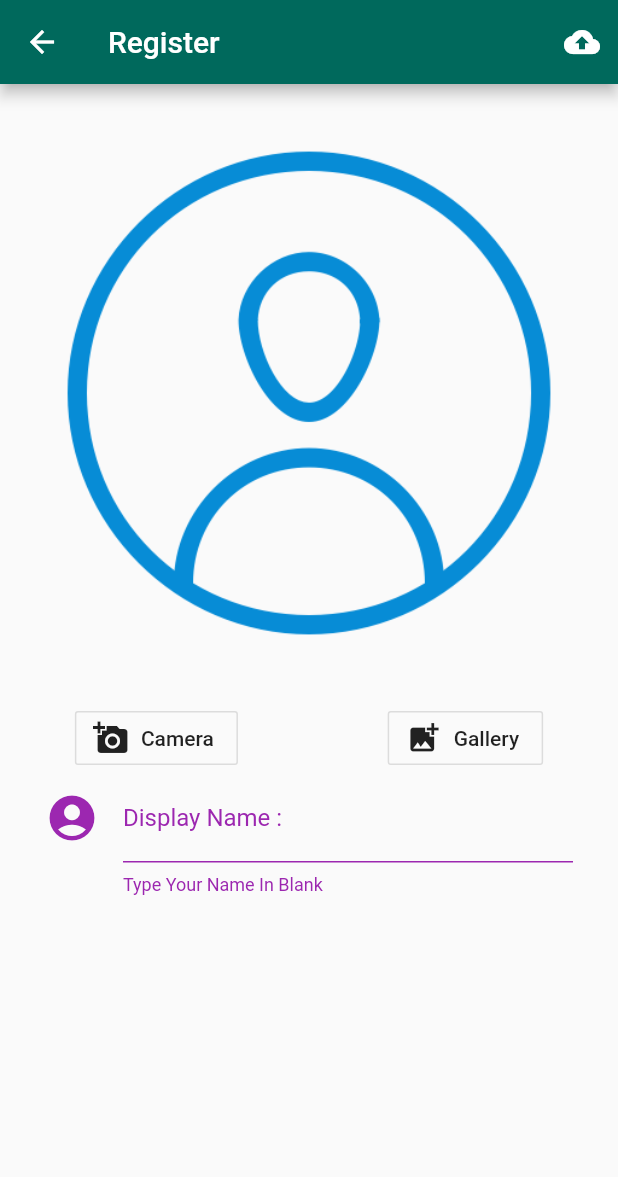
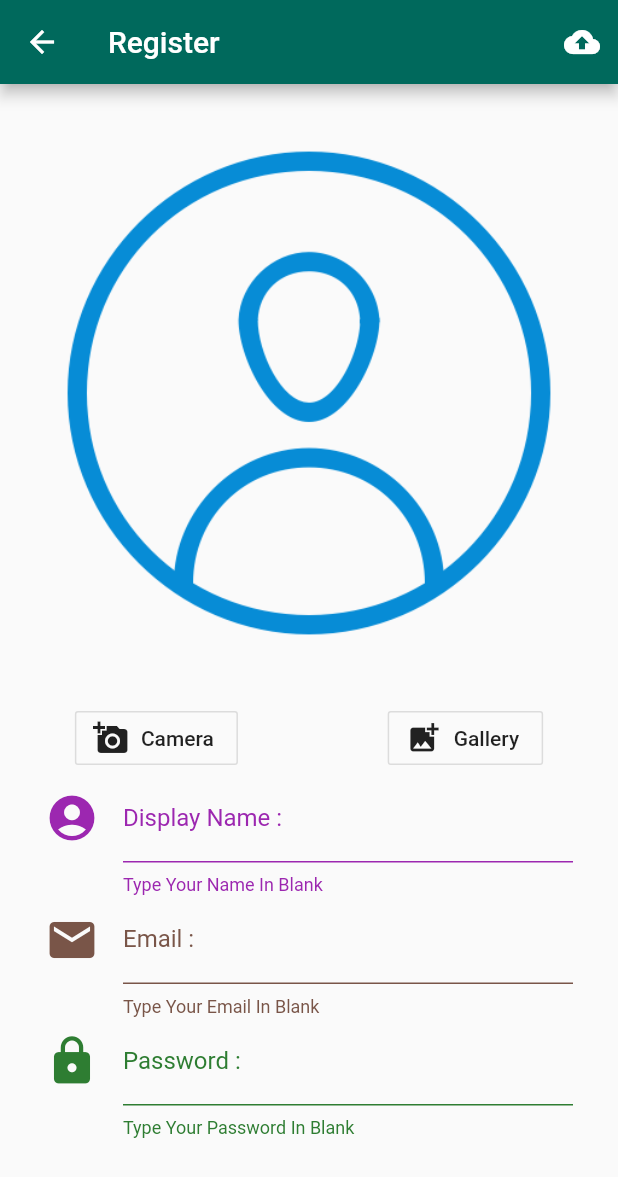
Before and after one commit to masterUNG/UngTraval, a Flutter app: the Register screen opened directly, on a phone screen of 412 x 824 dp. Shown: the top 1177 px of the screen. Run offline on Flutter 3.47's test engine with Material 2 defaults, Android fonts, the light colour scheme and no system bars.

Commit message:
Design UI Form Success

```diff
--- a/lib/widget/register.dart
+++ b/lib/widget/register.dart
@@ -15,7 +15,8 @@ class _RegisterState extends State<Register> {
     Color color = Colors.purple;
     return Container(
       margin: EdgeInsets.only(left: 30.0, right: 30.0),
-      child: TextField(style: TextStyle(color: color),
+      child: TextField(
+        style: TextStyle(color: color),
         decoration: InputDecoration(
           enabledBorder:
               UnderlineInputBorder(borderSide: BorderSide(color: color)),
@@ -25,6 +26,52 @@ class _RegisterState extends State<Register> {
           labelStyle: TextStyle(color: color),
           icon: Icon(
             Icons.account_circle,
+            color: color,
+            size: 36.0,
+          ),
+        ),
+      ),
+    );
+  }
+
+  Widget emailForm() {
+    Color color = Colors.brown;
+    return Container(
+      margin: EdgeInsets.only(left: 30.0, right: 30.0),
+      child: TextField(
+        style: TextStyle(color: color),
+        decoration: InputDecoration(
+          enabledBorder:
+              UnderlineInputBorder(borderSide: BorderSide(color: color)),
+          helperText: 'Type Your Email In Blank',
+          helperStyle: TextStyle(color: color),
+          labelText: 'Email :',
+          labelStyle: TextStyle(color: color),
+          icon: Icon(
+            Icons.email,
+            color: color,
+            size: 36.0,
+          ),
+        ),
+      ),
+    );
+  }
+
+  Widget passwordForm() {
+    Color color = Colors.green.shade800;
+    return Container(
+      margin: EdgeInsets.only(left: 30.0, right: 30.0),
+      child: TextField(
+        style: TextStyle(color: color),
+        decoration: InputDecoration(
+          enabledBorder:
+              UnderlineInputBorder(borderSide: BorderSide(color: color)),
+          helperText: 'Type Your Password In Blank',
+          helperStyle: TextStyle(color: color),
+          labelText: 'Password :',
+          labelStyle: TextStyle(color: color),
+          icon: Icon(
+            Icons.lock,
             color: color,
             size: 36.0,
           ),
@@ -87,6 +134,8 @@ class _RegisterState extends State<Register> {
           showAvatar(),
           showButton(),
           nameForm(),
+          emailForm(),
+          passwordForm(),
         ],
       ),
     );
```
